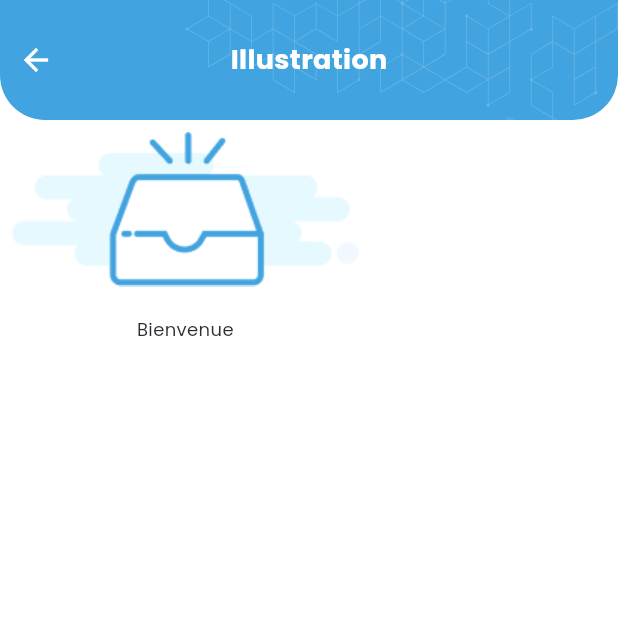
After one commit to Edukever/schoolap-mobile-ui, a Flutter app: the screen it shows after launch, after a tap on "Illustration", on a phone screen of 412 x 824 dp, the top half of it. The commit adds this screen. Run offline on Flutter 3.47's test engine with Material 3 defaults, Android fonts, the phone set to English and light mode, and no system bars; drawn by our look-alikes of auto_size_text; our stand-ins replace dropdown_button2, equatable, flutter_form_builder, flutter_svg, popover.

Commit message:
:sparkles: feat: illustration list and container

```diff
--- a/example/lib/fields/custom_card.dart
+++ b/example/lib/fields/custom_card.dart
@@ -93,7 +93,7 @@ class CustomCard extends StatelessWidget {
             SPPopMenuButton(
               iconPath: AppIconsData.modifier,
               iconColor: Colors.amber,
-                handleIconTap: (p0) => print(p0),
+              handleIconTap: (p0) => debugPrint(p0.toString()),
               items: [
                 ListItem(
                   value: 'modifier',
@@ -114,19 +114,17 @@ class CustomCard extends StatelessWidget {
                 // AppIconsData.modifier,
                 // AppIconsData.detail,
                 // AppIconsData.archiver,
-                ]),
+              ],
+            ),
             const SizedBox(height: 10),
-            const SCardWithImage(
-                label: "Écrire un communiquer",
-                imagePath: "assets/images/pen.png"),
+            const SCardWithImage(label: "Écrire un communiquer", imagePath: "assets/images/pen.png"),
             const SizedBox(height: 10),
             SPCardTile(
               constraints: const BoxConstraints(maxWidth: double.infinity),
               title: "Titre du communique",
               subtitle: '11 décembre 2023 à 09:22',
               subtitleColor: const Color(0xFF41A3DF),
-              floatContentRight:
-                  Positioned(top: -10, right: 0, child: cardWithSmallOpacity()),
+              floatContentRight: Positioned(top: -10, right: 0, child: cardWithSmallOpacity()),
             ),
             const SizedBox(height: 10),
             GestureDetector(
@@ -136,9 +134,7 @@ class CustomCard extends StatelessWidget {
                 subtitle: '11 décembre 2023 à 09:22',
                 subtitleColor: const Color(0xFF41A3DF),
                 leading: Container(),
-                subWidget: Padding(
-                    padding: const EdgeInsets.only(top: 10),
-                    child: cardWithSmallOpacity()),
+                subWidget: Padding(padding: const EdgeInsets.only(top: 10), child: cardWithSmallOpacity()),
               ),
             ),
             const SizedBox(height: 10),
--- /dev/null
+++ b/example/lib/fields/illustration_page.dart
@@ -0,0 +1,24 @@
+import 'package:flutter/material.dart';
+import 'package:schoolap_ui/schoolap_ui.dart';
+
+class IllustrationPage extends StatelessWidget {
+  const IllustrationPage({super.key});
+
+  @override
+  Widget build(BuildContext context) {
+    return const Scaffold(
+      appBar: SPAppBar(title: 'Illustration'),
+      body: Padding(
+        padding: EdgeInsets.all(8.0),
+        child: Column(
+          children: [
+            SPIllustrationContainer(
+              illustration: AppIllustrations.emptyBox,
+              label: 'Bienvenue',
+            ),
+          ],
+        ),
+      ),
+    );
+  }
+}
--- a/example/lib/main.dart
+++ b/example/lib/main.dart
@@ -5,6 +5,7 @@ import 'package:example/fields/icon_pages.dart';
 import 'package:flutter/material.dart';
 import 'package:schoolap_ui/schoolap_ui.dart';
 
+import 'fields/illustration_page.dart';
 import 'fields/page_field_screen.dart';
 import 'fields/pagination.dart';
 import 'fields/standard_appbar.dart';
@@ -53,45 +54,43 @@ class _HomePageState extends State<HomePage> {
           mainAxisAlignment: MainAxisAlignment.start,
           children: [
             SPButtonPrimary(
-              onTap: () => Navigator.of(context).push(MaterialPageRoute(
-                  builder: (context) => const PageFieldScreen())),
+              onTap: () => Navigator.of(context).push(MaterialPageRoute(builder: (context) => const PageFieldScreen())),
               title: ("pages field"),
             ),
             const SizedBox(height: 10),
             SPButtonPrimary(
-              onTap: () => Navigator.of(context).push(
-                  MaterialPageRoute(builder: (context) => const ButtonPage())),
+              onTap: () => Navigator.of(context).push(MaterialPageRoute(builder: (context) => const ButtonPage())),
               title: "Button page",
             ),
             const SizedBox(height: 10),
             SPButtonPrimary(
               title: "Icons page",
-              onTap: () => Navigator.of(context).push(
-                  MaterialPageRoute(builder: (context) => const IconPage())),
+              onTap: () => Navigator.of(context).push(MaterialPageRoute(builder: (context) => const IconPage())),
             ),
             const SizedBox(height: 10),
             SPButtonPrimary(
               title: "custom card",
-              onTap: () => Navigator.of(context).push(
-                  MaterialPageRoute(builder: (context) => const CustomCard())),
+              onTap: () => Navigator.of(context).push(MaterialPageRoute(builder: (context) => const CustomCard())),
             ),
             const SizedBox(height: 10),
             SPButtonPrimary(
               title: "Main AppBar",
-              onTap: () => Navigator.of(context).push(MaterialPageRoute(
-                  builder: (context) => const MainAppBar())),
+              onTap: () => Navigator.of(context).push(MaterialPageRoute(builder: (context) => const MainAppBar())),
             ),
             const SizedBox(height: 10),
             SPButtonPrimary(
               title: "Standard AppBar",
-              onTap: () => Navigator.of(context).push(MaterialPageRoute(
-                  builder: (context) => const StandardAppBar())),
+              onTap: () => Navigator.of(context).push(MaterialPageRoute(builder: (context) => const StandardAppBar())),
             ),
             const SizedBox(height: 10),
             SPButtonPrimary(
               title: "Pagination",
-              onTap: () => Navigator.of(context).push(MaterialPageRoute(
-                  builder: (context) => const PaginationPage())),
+              onTap: () => Navigator.of(context).push(MaterialPageRoute(builder: (context) => const PaginationPage())),
+            ),
+            const SizedBox(height: 10),
+            SPButtonPrimary(
+              title: "Illustration",
+              onTap: () => Navigator.of(context).push(MaterialPageRoute(builder: (context) => const IllustrationPage())),
             ),
           ],
         ),
--- /dev/null
+++ b/lib/src/theme/data/illustrations.dart
@@ -0,0 +1,65 @@
+import 'package:equatable/equatable.dart';
+
+enum IllustrationType { image, svg }
+
+class Illustration extends Equatable {
+  final String path;
+  final IllustrationType type;
+
+  const Illustration({
+    required this.path,
+    required this.type,
+  });
+
+  @override
+  List<Object?> get props => [path, type];
+}
+
+class AppIllustrations {
+  const AppIllustrations._();
+
+  static const Illustration emptyBox = Illustration(
+    path: 'packages/schoolap_ui/assets/images/illustrations/empty_box.png',
+    type: IllustrationType.image,
+  );
+  static const Illustration emptyClass = Illustration(
+    path: 'packages/schoolap_ui/assets/images/illustrations/empty_class.png',
+    type: IllustrationType.image,
+  );
+  static const Illustration emptyCourse = Illustration(
+    path: 'packages/schoolap_ui/assets/images/illustrations/empty_course.png',
+    type: IllustrationType.image,
+  );
+  static const Illustration emptyPayment = Illustration(
+    path: 'packages/schoolap_ui/assets/images/illustrations/empty_payment.png',
+    type: IllustrationType.image,
+  );
+  static const Illustration emptyPerson = Illustration(
+    path: 'packages/schoolap_ui/assets/images/illustrations/empty_person.png',
+    type: IllustrationType.image,
+  );
+  static const Illustration emptyStudent = Illustration(
+    path: 'packages/schoolap_ui/assets/images/illustrations/empty_student.png',
+    type: IllustrationType.image,
+  );
+  static const Illustration emptyTrophies = Illustration(
+    path: 'packages/schoolap_ui/assets/images/illustrations/empty_trophies.png',
+    type: IllustrationType.image,
+  );
+  static const Illustration fromFile = Illustration(
+    path: 'packages/schoolap_ui/assets/images/illustrations/from_file.png',
+    type: IllustrationType.image,
+  );
+  static const Illustration happyPeople = Illustration(
+    path: 'packages/schoolap_ui/assets/images/illustrations/happy_people.png',
+    type: IllustrationType.image,
+  );
+  static const Illustration startFromZero = Illustration(
+    path: 'packages/schoolap_ui/assets/images/illustrations/start_from_zero.png',
+    type: IllustrationType.image,
+  );
+  static const Illustration welcome = Illustration(
+    path: 'packages/schoolap_ui/assets/images/illustrations/welcome.png',
+    type: IllustrationType.image,
+  );
+}
--- a/lib/src/theme/theme.dart
+++ b/lib/src/theme/theme.dart
@@ -6,6 +6,7 @@ export 'data/data.dart';
 export 'data/colors.dart';
 export 'data/icons.dart';
 export 'data/radius.dart';
+export 'data/illustrations.dart';
 
 class AppTheme extends InheritedWidget {
   const AppTheme({
--- /dev/null
+++ b/lib/src/widgets/base/schoolap_illustration_container.dart
@@ -0,0 +1,46 @@
+part of '../widget.dart';
+
+class SPIllustrationContainer extends StatelessWidget {
+  final Illustration illustration;
+  final String label;
+  final double? width;
+  final double? height;
+  final Color? color;
+
+  const SPIllustrationContainer({
+    super.key,
+    required this.illustration,
+    required this.label,
+    this.height,
+    this.width,
+    this.color,
+  });
+
+  @override
+  Widget build(BuildContext context) {
+    return Column(
+      crossAxisAlignment: CrossAxisAlignment.center,
+      children: [
+        if (illustration.type == IllustrationType.image)
+          Image.asset(
+            illustration.path,
+            height: height,
+            width: width,
+            color: color,
+          ),
+        if (illustration.type == IllustrationType.svg)
+          SvgPicture.asset(
+            illustration.path,
+            height: height,
+            width: width,
+            colorFilter: color != null ? ColorFilter.mode(color!, BlendMode.srcIn) : null,
+          ),
+        const SizedBox(height: 20.0),
+        ConstrainedBox(
+          constraints: const BoxConstraints(maxWidth: 200),
+          child: SPText.paragraph1(label),
+        ),
+      ],
+    );
+  }
+}
--- a/lib/src/widgets/widget.dart
+++ b/lib/src/widgets/widget.dart
@@ -16,6 +16,7 @@ part 'base/app_icon.dart';
 part 'base/app_text.dart';
 part 'base/dot_container.dart';
 part 'base/schoolap_app_chip.dart';
+part 'base/schoolap_illustration_container.dart';
 part 'app_button/sp_button_primary.dart';
 part 'app_button/state_primary_button.dart';
 part 'app_button/state_secondary_button.dart';
--- a/pubspec.yaml
+++ b/pubspec.yaml
@@ -28,6 +28,7 @@ flutter:
     - assets/
     - assets/icons/
     - assets/images/
+    - assets/images/illustrations/
     - assets/svgs/
 
   fonts:
```
Also changed, not shown: assets/images/illustrations/empty_box.png (added), assets/images/illustrations/empty_class.png (added), assets/images/illustrations/empty_course.png (added), assets/images/illustrations/empty_payment.png (added), assets/images/illustrations/empty_person.png (added), assets/images/illustrations/empty_student.png (added), assets/images/illustrations/empty_trophies.png (added), assets/images/illustrations/from_file.png (added), assets/images/illustrations/happy_people.png (added), assets/images/illustrations/start_from_zero.png (added), assets/images/illustrations/welcome.png (added). Lines whose indentation alone changed are shown as unchanged.
